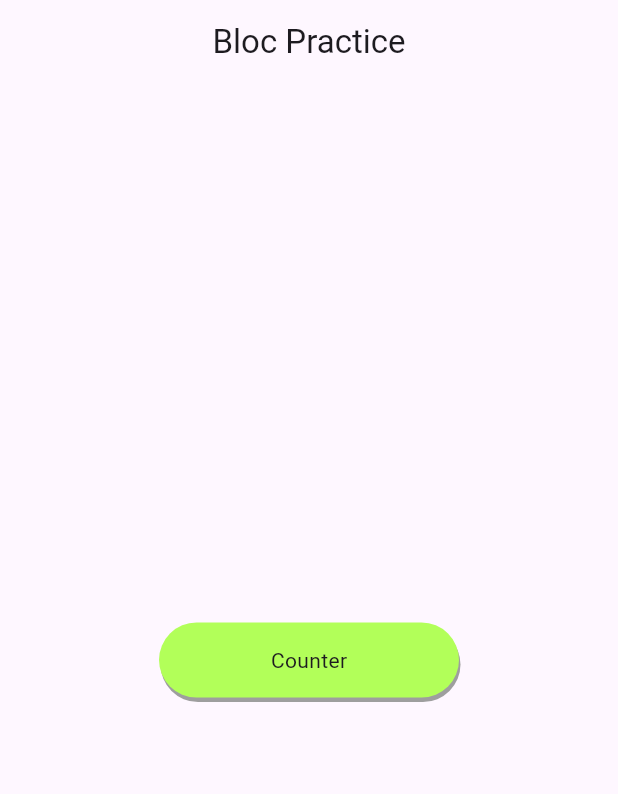
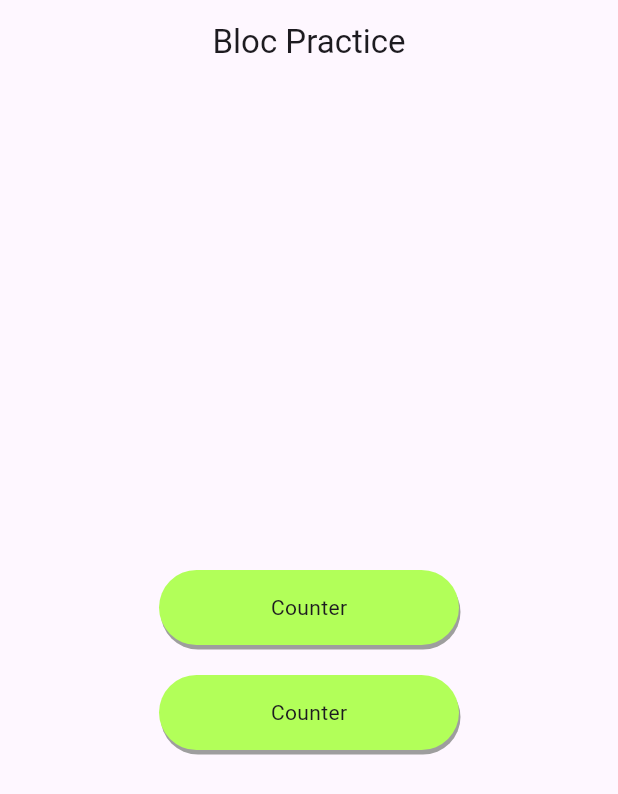
Before and after one commit to Astrum93/flutter_bloc_practice, a Flutter app: the screen it shows after launch, on a phone screen of 412 x 824 dp. Shown: the top 794 px of the screen. Run offline on Flutter 3.47's test engine with Material 3 defaults, Android fonts, the phone set to English and light mode, and no system bars; our stand-ins replace flutter_bloc, go_router.

Commit message:
240619 GoRouter에 BlocProvider 추가

```diff
--- a/lib/screen/bloc_practice_screen.dart
+++ b/lib/screen/bloc_practice_screen.dart
@@ -1,5 +1,7 @@
 import 'package:bloc_practice/common/widget/button/green_button.dart';
+import 'package:bloc_practice/common/widget/width_height_widget.dart';
 import 'package:flutter/material.dart';
+import 'package:go_router/go_router.dart';
 
 class BlocPracticeScreen extends StatelessWidget {
   const BlocPracticeScreen({super.key});
@@ -19,7 +21,16 @@ class BlocPracticeScreen extends StatelessWidget {
             crossAxisAlignment: CrossAxisAlignment.center,
             children: [
               GreenButton(
-                onTap: () {},
+                onTap: () {
+                  context.go('/counter');
+                },
+                text: 'Counter',
+              ),
+              height20,
+              GreenButton(
+                onTap: () {
+                  context.go('/counter');
+                },
                 text: 'Counter',
               ),
             ],
```
Also changed, not shown: lib/bloc_practice_app.dart (+6 -1 lines).
